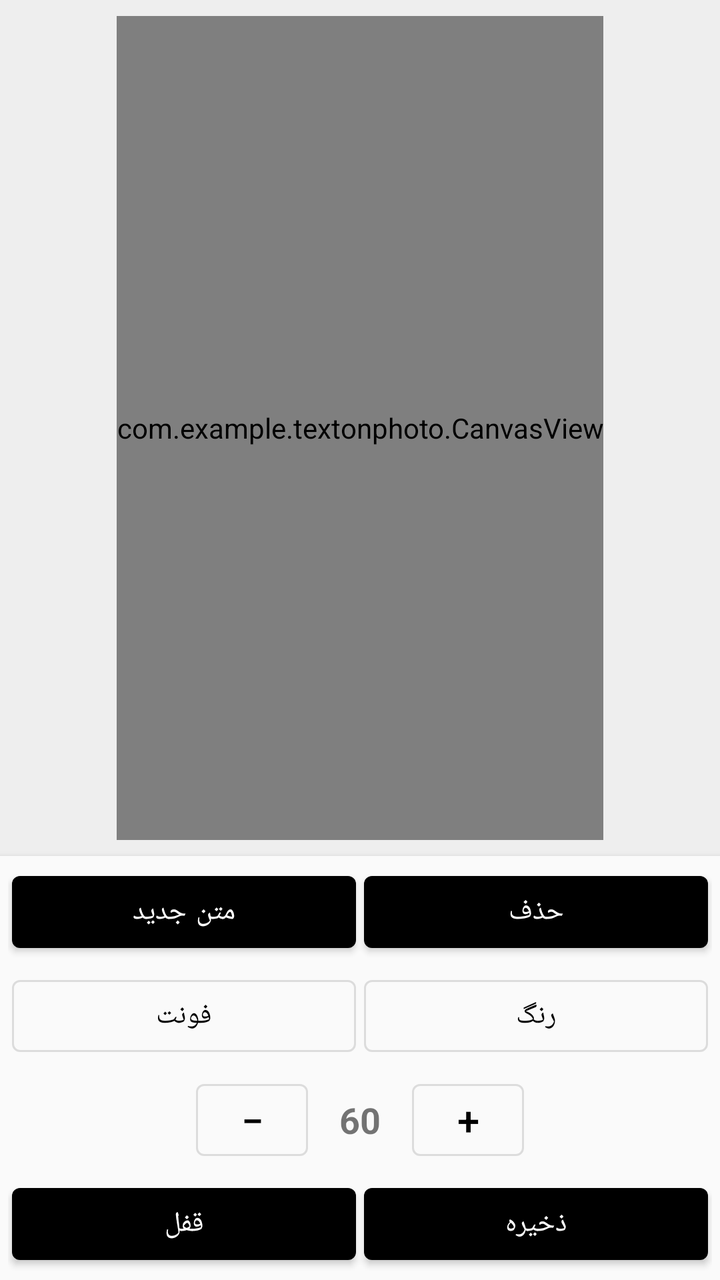
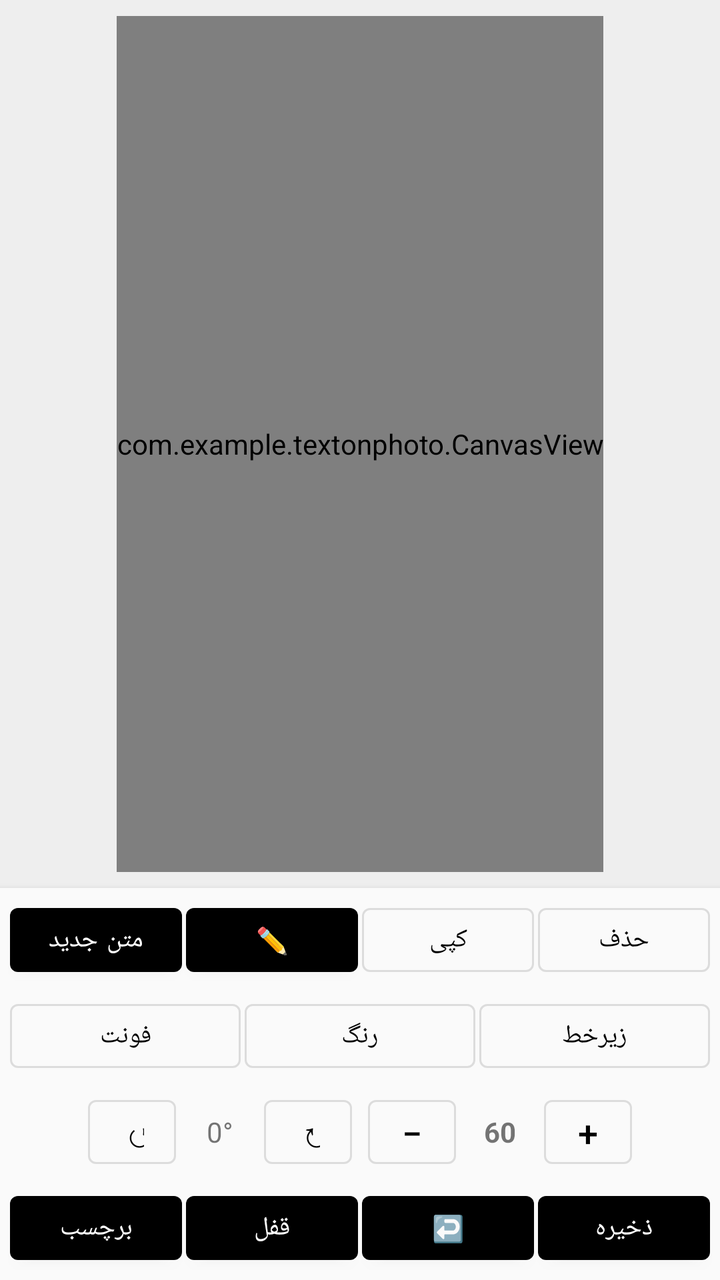

The first picture is an Android layout as it rendered before a commit; the second is the same layout after the commit. The layout source and the unified diff follow.
<!-- AndroidManifest.xml: application theme Theme.TextOnPhoto -->
<!-- res/layout/activity_main.xml -->
<?xml version="1.0" encoding="utf-8"?>
<LinearLayout xmlns:android="http://schemas.android.com/apk/res/android"
    android:layout_width="match_parent"
    android:layout_height="match_parent"
    android:orientation="vertical"
    android:gravity="center_horizontal"
    android:background="#EEEEEE">

    
    <com.example.textonphoto.CanvasView
        android:id="@+id/canvasView"
        android:layout_width="wrap_content"
        android:layout_height="0dp"
        android:layout_weight="1"
        android:layout_margin="8dp"
        android:background="@android:color/white" />

    
    <LinearLayout
        android:layout_width="match_parent"
        android:layout_height="wrap_content"
        android:orientation="vertical"
        android:gravity="center_horizontal"
        android:padding="4dp"
        android:background="#FAFAFA"
        android:elevation="4dp">

        <LinearLayout
            android:layout_width="match_parent"
            android:layout_height="wrap_content"
            android:gravity="center"
            android:paddingBottom="2dp">

            <com.google.android.material.button.MaterialButton
                android:id="@+id/btnAddText"
                style="@style/Widget.MaterialComponents.Button"
                android:layout_width="0dp"
                android:layout_height="48dp"
                android:layout_weight="1"
                android:text="متن جدید"
                android:textSize="14sp"
                android:layout_marginHorizontal="2dp" />

            <com.google.android.material.button.MaterialButton
                android:id="@+id/btnDelete"
                style="@style/Widget.MaterialComponents.Button"
                android:layout_width="0dp"
                android:layout_height="48dp"
                android:layout_weight="1"
                android:text="حذف"
                android:textSize="14sp"
                android:layout_marginHorizontal="2dp" />
        </LinearLayout>

        <LinearLayout
            android:layout_width="match_parent"
            android:layout_height="wrap_content"
            android:gravity="center"
            android:paddingVertical="2dp">

            <com.google.android.material.button.MaterialButton
                android:id="@+id/btnFont"
                style="@style/Widget.MaterialComponents.Button.OutlinedButton"
                android:layout_width="0dp"
                android:layout_height="48dp"
                android:layout_weight="1"
                android:text="فونت"
                android:textSize="14sp"
                android:layout_marginHorizontal="2dp" />

            <com.google.android.material.button.MaterialButton
                android:id="@+id/btnColor"
                style="@style/Widget.MaterialComponents.Button.OutlinedButton"
                android:layout_width="0dp"
                android:layout_height="48dp"
                android:layout_weight="1"
                android:text="رنگ"
                android:textSize="14sp"
                android:layout_marginHorizontal="2dp" />
        </LinearLayout>

        <LinearLayout
            android:layout_width="match_parent"
            android:layout_height="wrap_content"
            android:gravity="center"
            android:paddingVertical="2dp">

            <com.google.android.material.button.MaterialButton
                android:id="@+id/btnZoomOut"
                style="@style/Widget.MaterialComponents.Button.OutlinedButton"
                android:layout_width="56dp"
                android:layout_height="48dp"
                android:text="−"
                android:textSize="20sp"
                android:layout_marginEnd="2dp" />

            <TextView
                android:id="@+id/tvSize"
                android:layout_width="wrap_content"
                android:layout_height="48dp"
                android:gravity="center"
                android:minWidth="48dp"
                android:text="60"
                android:textSize="18sp"
                android:textStyle="bold" />

            <com.google.android.material.button.MaterialButton
                android:id="@+id/btnZoomIn"
                style="@style/Widget.MaterialComponents.Button.OutlinedButton"
                android:layout_width="56dp"
                android:layout_height="48dp"
                android:text="+"
                android:textSize="20sp"
                android:layout_marginStart="2dp" />
        </LinearLayout>

        <LinearLayout
            android:layout_width="match_parent"
            android:layout_height="wrap_content"
            android:gravity="center"
            android:paddingTop="2dp">

            <com.google.android.material.button.MaterialButton
                android:id="@+id/btnLock"
                style="@style/Widget.MaterialComponents.Button"
                android:layout_width="0dp"
                android:layout_height="48dp"
                android:layout_weight="1"
                android:text="قفل"
                android:textSize="14sp"
                android:layout_marginHorizontal="2dp" />

            <com.google.android.material.button.MaterialButton
                android:id="@+id/btnSave"
                style="@style/Widget.MaterialComponents.Button"
                android:layout_width="0dp"
                android:layout_height="48dp"
                android:layout_weight="1"
                android:text="ذخیره"
                android:textSize="14sp"
                android:layout_marginHorizontal="2dp" />
        </LinearLayout>
    </LinearLayout>

</LinearLayout>
<!-- resources referenced by this layout -->
<resources>
  <style name="Theme.TextOnPhoto" parent="Theme.MaterialComponents.DayNight.DarkActionBar">
          <item name="colorPrimary">#000000</item>
          <item name="colorPrimaryVariant">#000000</item>
          <item name="colorOnPrimary">@android:color/white</item>
      </style>
</resources>

<!-- the commit's change to res/layout/activity_main.xml (unified diff, before → after) -->
@@ -6,7 +6,6 @@
     android:gravity="center_horizontal"
     android:background="#EEEEEE">
 
-    
     <com.example.textonphoto.CanvasView
         android:id="@+id/canvasView"
         android:layout_width="wrap_content"
@@ -15,7 +14,6 @@
         android:layout_margin="8dp"
         android:background="@android:color/white" />
 
-    
     <LinearLayout
         android:layout_width="match_parent"
         android:layout_height="wrap_content"
@@ -25,6 +23,7 @@
         android:background="#FAFAFA"
         android:elevation="4dp">
 
+        
         <LinearLayout
             android:layout_width="match_parent"
             android:layout_height="wrap_content"
@@ -35,23 +34,44 @@
                 android:id="@+id/btnAddText"
                 style="@style/Widget.MaterialComponents.Button"
                 android:layout_width="0dp"
-                android:layout_height="48dp"
+                android:layout_height="44dp"
                 android:layout_weight="1"
                 android:text="متن جدید"
-                android:textSize="14sp"
-                android:layout_marginHorizontal="2dp" />
+                android:textSize="13sp"
+                android:layout_marginHorizontal="1dp" />
+
+            <com.google.android.material.button.MaterialButton
+                android:id="@+id/btnEdit"
+                style="@style/Widget.MaterialComponents.Button"
+                android:layout_width="0dp"
+                android:layout_height="44dp"
+                android:layout_weight="1"
+                android:text="✏️"
+                android:textSize="13sp"
+                android:layout_marginHorizontal="1dp" />
+
+            <com.google.android.material.button.MaterialButton
+                android:id="@+id/btnCopy"
+                style="@style/Widget.MaterialComponents.Button.OutlinedButton"
+                android:layout_width="0dp"
+                android:layout_height="44dp"
+                android:layout_weight="1"
+                android:text="کپی"
+                android:textSize="13sp"
+                android:layout_marginHorizontal="1dp" />
 
             <com.google.android.material.button.MaterialButton
                 android:id="@+id/btnDelete"
-                style="@style/Widget.MaterialComponents.Button"
-                android:layout_width="0dp"
-                android:layout_height="48dp"
+                style="@style/Widget.MaterialComponents.Button.OutlinedButton"
+                android:layout_width="0dp"
+                android:layout_height="44dp"
                 android:layout_weight="1"
                 android:text="حذف"
-                android:textSize="14sp"
-                android:layout_marginHorizontal="2dp" />
-        </LinearLayout>
-
+                android:textSize="13sp"
+                android:layout_marginHorizontal="1dp" />
+        </LinearLayout>
+
+        
         <LinearLayout
             android:layout_width="match_parent"
             android:layout_height="wrap_content"
@@ -62,23 +82,34 @@
                 android:id="@+id/btnFont"
                 style="@style/Widget.MaterialComponents.Button.OutlinedButton"
                 android:layout_width="0dp"
-                android:layout_height="48dp"
+                android:layout_height="44dp"
                 android:layout_weight="1"
                 android:text="فونت"
-                android:textSize="14sp"
-                android:layout_marginHorizontal="2dp" />
+                android:textSize="13sp"
+                android:layout_marginHorizontal="1dp" />
 
             <com.google.android.material.button.MaterialButton
                 android:id="@+id/btnColor"
                 style="@style/Widget.MaterialComponents.Button.OutlinedButton"
                 android:layout_width="0dp"
-                android:layout_height="48dp"
+                android:layout_height="44dp"
                 android:layout_weight="1"
                 android:text="رنگ"
-                android:textSize="14sp"
-                android:layout_marginHorizontal="2dp" />
-        </LinearLayout>
-
+                android:textSize="13sp"
+                android:layout_marginHorizontal="1dp" />
+
+            <com.google.android.material.button.MaterialButton
+                android:id="@+id/btnStyle"
+                style="@style/Widget.MaterialComponents.Button.OutlinedButton"
+                android:layout_width="0dp"
+                android:layout_height="44dp"
+                android:layout_weight="1"
+                android:text="زیرخط"
+                android:textSize="13sp"
+                android:layout_marginHorizontal="1dp" />
+        </LinearLayout>
+
+        
         <LinearLayout
             android:layout_width="match_parent"
             android:layout_height="wrap_content"
@@ -86,34 +117,66 @@
             android:paddingVertical="2dp">
 
             <com.google.android.material.button.MaterialButton
+                android:id="@+id/btnRotateLeft"
+                style="@style/Widget.MaterialComponents.Button.OutlinedButton"
+                android:layout_width="44dp"
+                android:layout_height="44dp"
+                android:text="↺"
+                android:textSize="18sp"
+                android:layout_marginEnd="2dp" />
+
+            <TextView
+                android:id="@+id/tvRotation"
+                android:layout_width="wrap_content"
+                android:layout_height="44dp"
+                android:gravity="center"
+                android:minWidth="40dp"
+                android:text="0°"
+                android:textSize="14sp" />
+
+            <com.google.android.material.button.MaterialButton
+                android:id="@+id/btnRotateRight"
+                style="@style/Widget.MaterialComponents.Button.OutlinedButton"
+                android:layout_width="44dp"
+                android:layout_height="44dp"
+                android:text="↻"
+                android:textSize="18sp"
+                android:layout_marginStart="2dp" />
+
+            <View
+                android:layout_width="8dp"
+                android:layout_height="0dp" />
+
+            <com.google.android.material.button.MaterialButton
                 android:id="@+id/btnZoomOut"
                 style="@style/Widget.MaterialComponents.Button.OutlinedButton"
-                android:layout_width="56dp"
-                android:layout_height="48dp"
+                android:layout_width="44dp"
+                android:layout_height="44dp"
                 android:text="−"
-                android:textSize="20sp"
+                android:textSize="18sp"
                 android:layout_marginEnd="2dp" />
 
             <TextView
                 android:id="@+id/tvSize"
                 android:layout_width="wrap_content"
-                android:layout_height="48dp"
+                android:layout_height="44dp"
                 android:gravity="center"
-                android:minWidth="48dp"
+                android:minWidth="40dp"
                 android:text="60"
-                android:textSize="18sp"
+                android:textSize="14sp"
                 android:textStyle="bold" />
 
             <com.google.android.material.button.MaterialButton
                 android:id="@+id/btnZoomIn"
                 style="@style/Widget.MaterialComponents.Button.OutlinedButton"
-                android:layout_width="56dp"
-                android:layout_height="48dp"
+                android:layout_width="44dp"
+                android:layout_height="44dp"
                 android:text="+"
-                android:textSize="20sp"
+                android:textSize="18sp"
                 android:layout_marginStart="2dp" />
         </LinearLayout>
 
+        
         <LinearLayout
             android:layout_width="match_parent"
             android:layout_height="wrap_content"
@@ -121,24 +184,44 @@
             android:paddingTop="2dp">
 
             <com.google.android.material.button.MaterialButton
+                android:id="@+id/btnSticker"
+                style="@style/Widget.MaterialComponents.Button"
+                android:layout_width="0dp"
+                android:layout_height="44dp"
+                android:layout_weight="1"
+                android:text="برچسب"
+                android:textSize="13sp"
+                android:layout_marginHorizontal="1dp" />
+
+            <com.google.android.material.button.MaterialButton
                 android:id="@+id/btnLock"
                 style="@style/Widget.MaterialComponents.Button"
                 android:layout_width="0dp"
-                android:layout_height="48dp"
+                android:layout_height="44dp"
                 android:layout_weight="1"
                 android:text="قفل"
-                android:textSize="14sp"
-                android:layout_marginHorizontal="2dp" />
+                android:textSize="13sp"
+                android:layout_marginHorizontal="1dp" />
+
+            <com.google.android.material.button.MaterialButton
+                android:id="@+id/btnUndo"
+                style="@style/Widget.MaterialComponents.Button"
+                android:layout_width="0dp"
+                android:layout_height="44dp"
+                android:layout_weight="1"
+                android:text="↩️"
+                android:textSize="13sp"
+                android:layout_marginHorizontal="1dp" />
 
             <com.google.android.material.button.MaterialButton
                 android:id="@+id/btnSave"
                 style="@style/Widget.MaterialComponents.Button"
                 android:layout_width="0dp"
-                android:layout_height="48dp"
+                android:layout_height="44dp"
                 android:layout_weight="1"
                 android:text="ذخیره"
-                android:textSize="14sp"
-                android:layout_marginHorizontal="2dp" />
+                android:textSize="13sp"
+                android:layout_marginHorizontal="1dp" />
         </LinearLayout>
     </LinearLayout>
 
